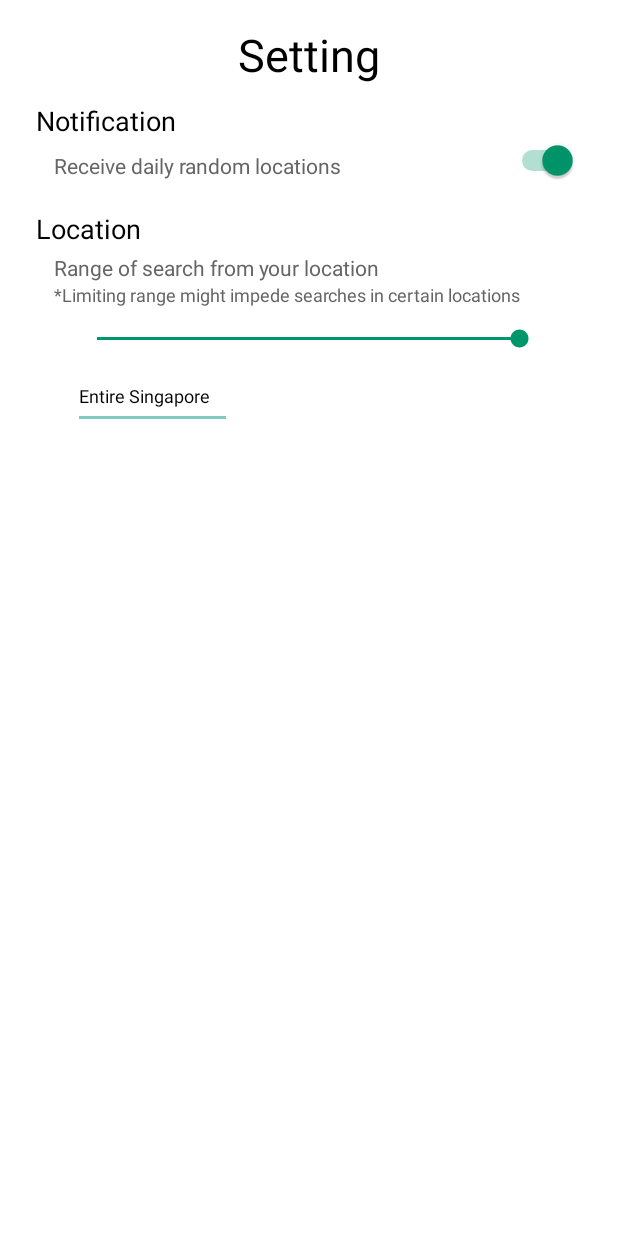
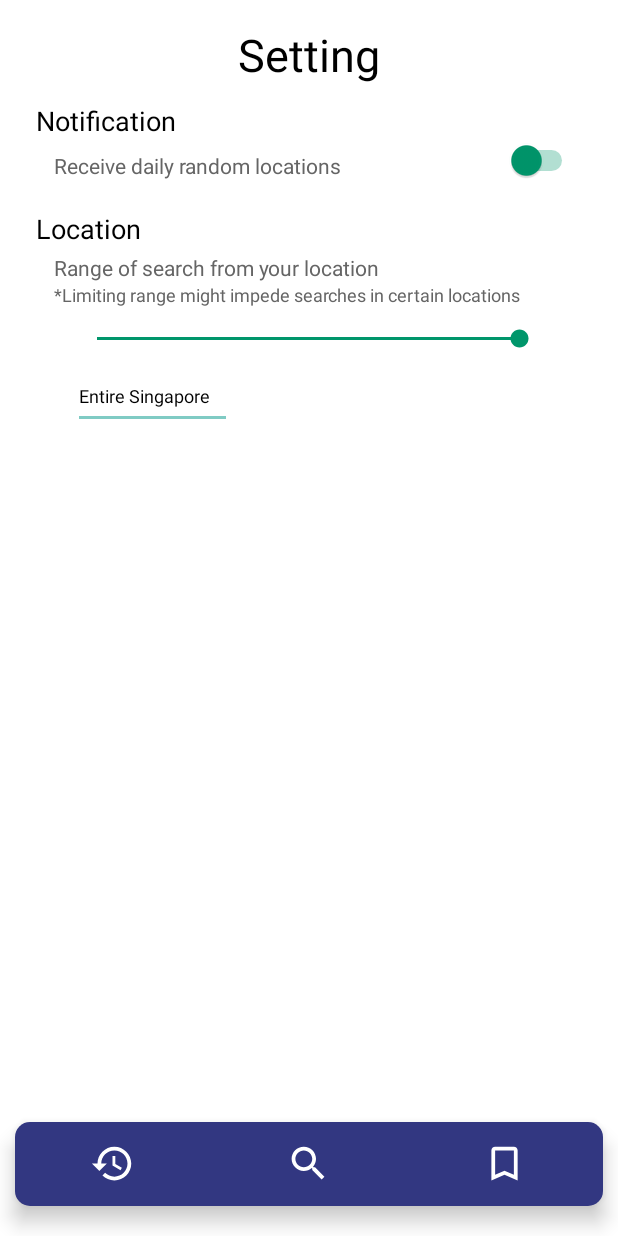
Before and after one commit to AlexSiek/ANDE2020, an Android app: the SettingActivity screen opened directly, with no data from a screen before it, after a tap on an icon or button, on a phone screen of 412 x 824 dp. Run offline under Robolectric (Android 15) with nearby library versions, the phone set to English and light mode, and no system bars.

Commit message:
Setting page now allows for trigger of notification when turned on.
Signed-off-by: Alex Siek <alexsiekminping@gmail.com>

```diff
--- a/app/src/main/java/com/example/ande/MainActivity.java
+++ b/app/src/main/java/com/example/ande/MainActivity.java
@@ -60,13 +60,10 @@
             public boolean onNavigationItemSelected(@NonNull MenuItem item) {
                 switch (item.getItemId()) {
                     case R.id.home:
-                        Toast.makeText(MainActivity.this, "Recents", Toast.LENGTH_SHORT).show();
                         break;
                     case R.id.history:
-                        Toast.makeText(MainActivity.this, "Favorites", Toast.LENGTH_SHORT).show();
                         break;
                     case R.id.saved:
-                        Toast.makeText(MainActivity.this, "Saved Locations", Toast.LENGTH_SHORT).show();
                         Intent i = new Intent(MainActivity.this, SavedLocationsActivity.class);
                         startActivity(i);
                         break;
--- a/app/src/main/java/com/example/ande/SettingActivity.java
+++ b/app/src/main/java/com/example/ande/SettingActivity.java
@@ -1,14 +1,23 @@
 package com.example.ande;
 
+import android.app.AlarmManager;
+import android.app.PendingIntent;
+import android.content.Context;
+import android.content.Intent;
 import android.content.SharedPreferences;
 import android.os.Bundle;
+import android.util.Log;
+import android.view.MenuItem;
 import android.view.View;
 import android.widget.SeekBar;
 import android.widget.Switch;
 import android.widget.TextView;
 import android.widget.Toast;
 
+import androidx.annotation.NonNull;
 import androidx.appcompat.app.AppCompatActivity;
+
+import com.google.android.material.bottomnavigation.BottomNavigationView;
 
 public class SettingActivity extends AppCompatActivity {
 
@@ -18,6 +27,7 @@
     public static final String MyPREFERNCES = "userPref";
     public static final String ULocation = "locationPref";
     public static final String UNotification = "notificationPref";
+    private static final int NOTIFICATION_REMINDER = 1;
     SharedPreferences prefs;
     SeekBar locationSeekBar;
     Switch notificationSwitch;
@@ -38,7 +48,7 @@
         // Loading preferences
         prefs = getSharedPreferences(MyPREFERNCES, MODE_PRIVATE);
         int gLocation = prefs.getInt(ULocation,50);// defValue is used to set value if pref doesn't exist. 50km is longest radius of Singapore
-        boolean gNotification = prefs.getBoolean(UNotification,false);
+        boolean gNotification = prefs.getBoolean(UNotification,true);
 
         // Set loaded last set preferences
         String textValue = "";
@@ -76,11 +86,33 @@
                 editor.commit();
             }
         });
+
+        BottomNavigationView bottomNavigationView = (BottomNavigationView) findViewById(R.id.bottom_navigation);
+
+        bottomNavigationView.setOnNavigationItemSelectedListener(new BottomNavigationView.OnNavigationItemSelectedListener() {
+            @Override
+            public boolean onNavigationItemSelected(@NonNull MenuItem item) {
+                switch (item.getItemId()) {
+                    case R.id.home:
+                        Intent i = new Intent(SettingActivity.this, MainActivity.class);
+                        startActivity(i);
+                        break;
+                    case R.id.history:
+                        break;
+                    case R.id.saved:
+                        Intent e = new Intent(SettingActivity.this, SavedLocationsActivity.class);
+                        startActivity(e);
+                        break;
+                }
+                return true;
+            }
+        });
     }
 
     public void onCheck(View v) {
         switch(v.getId()) {
             case R.id.notificationSwitch:
+                settingNotification(notificationSwitch.isChecked());
                 SharedPreferences.Editor editor = prefs.edit();
                 String onOrOff = "off";
                 if(notificationSwitch.isChecked()){
@@ -104,4 +136,19 @@
 
     }
 
+    public void settingNotification(boolean switchedOn){
+        //Creating a receiver intent
+        Intent notifyIntent = new Intent(this,NotificationReceiver.class);
+        PendingIntent pendingIntent = PendingIntent.getBroadcast(this, NOTIFICATION_REMINDER, notifyIntent, PendingIntent.FLAG_UPDATE_CURRENT);
+        //Alarm are services using the phone's system alarm
+        AlarmManager alarmManager = (AlarmManager) this.getSystemService(Context.ALARM_SERVICE);
+        if(switchedOn){
+            //RTC_WAKEUP wakes up the device when it is off
+            alarmManager.setRepeating(AlarmManager.RTC_WAKEUP,  1000 * 60 * 60 * 12,1000 * 60 * 60 * 24, pendingIntent);
+            Log.d("Alarm","ON");
+        }else {
+            alarmManager.cancel(pendingIntent);
+            Log.d("Alarm","OFF");
+        }
+    }
 }
--- a/app/src/main/java/com/example/ande/SplashScreen.java
+++ b/app/src/main/java/com/example/ande/SplashScreen.java
@@ -1,9 +1,13 @@
 package com.example.ande;
 
+import android.app.Activity;
 import android.content.Intent;
 import android.os.Bundle;
 
 import androidx.appcompat.app.AppCompatActivity;
+
+import static com.example.ande.SettingActivity.MyPREFERNCES;
+import static com.example.ande.SettingActivity.UNotification;
 
 public class SplashScreen extends AppCompatActivity {
     @Override
--- a/app/src/main/res/layout/setting_activity.xml
+++ b/app/src/main/res/layout/setting_activity.xml
@@ -117,4 +117,22 @@
         android:textSize="12sp"
         app:layout_constraintStart_toStartOf="@+id/locationSeekBar"
         app:layout_constraintTop_toBottomOf="@+id/locationSeekBar" />
+
+    <com.google.android.material.bottomnavigation.BottomNavigationView
+        android:id="@+id/bottom_navigation"
+        android:layout_width="match_parent"
+        android:layout_height="wrap_content"
+        android:layout_alignParentBottom="true"
+        android:layout_marginLeft="10dp"
+        android:layout_marginRight="10dp"
+        android:layout_marginBottom="20dp"
+        android:background="@drawable/bottom_navigation_background"
+        android:elevation="8dp"
+        app:itemIconSize="@dimen/icon_height"
+        app:itemIconTint="@android:color/white"
+        app:itemTextColor="@android:color/white"
+        app:labelVisibilityMode="unlabeled"
+        app:layout_constraintBottom_toBottomOf="parent"
+        app:menu="@menu/bottom_navigation_menu" />
+
 </androidx.constraintlayout.widget.ConstraintLayout>
```
Also changed, not shown: app/src/main/AndroidManifest.xml (+9 -2 lines), app/src/main/java/com/example/ande/NotificationReceiver.java (added, +18 -0 lines), app/src/main/java/com/example/ande/NotificationService.java (added, +46 -0 lines).
